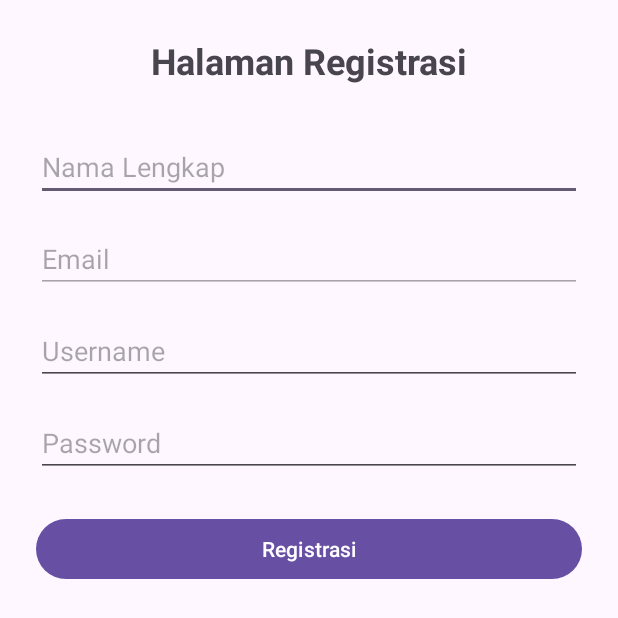
After one commit to ELVINAFADHILARAMADANI/ELV-Oreo, an Android app: the RegisterActivity screen opened directly, with no data from a screen before it, on a phone screen of 412 x 824 dp. The commit adds this screen. Shown: the top 618 px of the screen. Run offline under Robolectric (Android 15) with nearby library versions, the phone set to English and light mode, and no system bars.

Commit message:
Fix: Sync SharedPreferences keys, gmail domain validation, and input trimming

```diff
--- a/app/src/main/AndroidManifest.xml
+++ b/app/src/main/AndroidManifest.xml
@@ -46,6 +46,10 @@
             android:name=".ProfileActivity"
             android:exported="false"
             android:windowSoftInputMode="adjustResize" />
+        <activity
+            android:name=".RegisterActivity"
+            android:exported="false"
+            android:windowSoftInputMode="adjustResize" />
     </application>
 
 </manifest>
--- /dev/null
+++ b/app/src/main/java/com/example/elv_oreo/RegisterActivity.kt
@@ -0,0 +1,82 @@
+package com.example.elv_oreo
+
+import android.content.Context
+import android.os.Bundle
+import android.widget.Button
+import android.widget.EditText
+import androidx.appcompat.app.AppCompatActivity
+import com.google.android.material.dialog.MaterialAlertDialogBuilder
+
+class RegisterActivity : AppCompatActivity() {
+
+    override fun onCreate(savedInstanceState: Bundle?) {
+        super.onCreate(savedInstanceState)
+        setContentView(R.layout.activity_register)
+
+        val etNama = findViewById<EditText>(R.id.etNama)
+        val etEmail = findViewById<EditText>(R.id.etEmail)
+        val etUsername = findViewById<EditText>(R.id.etUsername)
+        val etPassword = findViewById<EditText>(R.id.etPassword)
+        val btnRegister = findViewById<Button>(R.id.btnRegister)
+
+        // 1. Tangkap email dari Intent LoginActivity
+        val emailFromGmail = intent.getStringExtra("EXTRA_EMAIL") ?: ""
+        etEmail.setText(emailFromGmail)
+
+        // 2. Kunci kolom email agar tidak bisa diubah (Sesuai Soal 2)
+        etEmail.isEnabled = false
+
+        // 3. Tombol Registrasi
+        btnRegister.setOnClickListener {
+            val nama = etNama.text.toString().trim()
+            val email = etEmail.text.toString().trim()
+            val username = etUsername.text.toString().trim()
+            val password = etPassword.text.toString().trim()
+
+            // Validasi Field Wajib Isi
+            if (nama.isEmpty() || email.isEmpty() || username.isEmpty() || password.isEmpty()) {
+                showDialog("Error Validasi", "Semua kolom inputan wajib diisi!")
+                return@setOnClickListener
+            }
+
+            // Validasi Username Tanpa Spasi
+            if (username.contains(" ")) {
+                showDialog("Error Validasi", "Username tidak boleh mengandung spasi!")
+                return@setOnClickListener
+            }
+
+            // Validasi Minimal Password 6 Karakter
+            if (password.length < 6) {
+                showDialog("Error Validasi", "Password minimal harus 6 karakter!")
+                return@setOnClickListener
+            }
+
+            // Simpan Data ke SharedPreferences
+            val sharedPref = getSharedPreferences("user_pref", Context.MODE_PRIVATE)
+            val editor = sharedPref.edit()
+            editor.putString("NAMA", nama)
+            editor.putString("EMAIL", email)
+            editor.putString("USERNAME", username)
+            editor.putString("PASSWORD", password)
+            editor.apply()
+
+            // Tampilkan Dialog Berhasil dan Kembali ke Login
+            MaterialAlertDialogBuilder(this)
+                .setTitle("Informasi")
+                .setMessage("Registrasi Berhasil")
+                .setPositiveButton("OK") { _, _ ->
+                    finish() // Kembali ke LoginActivity
+                }
+                .setCancelable(false)
+                .show()
+        }
+    }
+
+    private fun showDialog(title: String, message: String) {
+        MaterialAlertDialogBuilder(this)
+            .setTitle(title)
+            .setMessage(message)
+            .setPositiveButton("OK", null)
+            .show()
+    }
+}
--- a/app/src/main/res/layout/activity_profile.xml
+++ b/app/src/main/res/layout/activity_profile.xml
@@ -179,7 +179,7 @@
                 <TextView
                     android:layout_width="wrap_content"
                     android:layout_height="wrap_content"
-                    android:text="📸 Instagram : @elvina.fr"
+                    android:text="📸 Instagram : @elvnafdlr_"
                     android:textColor="#FFFFFF"
                     android:textSize="14sp"/>
             </LinearLayout>
--- /dev/null
+++ b/app/src/main/res/layout/activity_register.xml
@@ -0,0 +1,82 @@
+<?xml version="1.0" encoding="utf-8"?>
+<ScrollView xmlns:android="http://schemas.android.com/apk/res/android"
+    xmlns:app="http://schemas.android.com/apk/res-auto"
+    xmlns:tools="http://schemas.android.com/tools"
+    android:layout_width="match_parent"
+    android:layout_height="match_parent"
+    android:fillViewport="true"
+    tools:context=".RegisterActivity">
+
+    <androidx.constraintlayout.widget.ConstraintLayout
+        android:id="@+id/main"
+        android:layout_width="match_parent"
+        android:layout_height="wrap_content"
+        android:padding="24dp">
+
+        <TextView
+            android:id="@+id/tvTitle"
+            android:layout_width="wrap_content"
+            android:layout_height="wrap_content"
+            android:text="Halaman Registrasi"
+            android:textSize="24sp"
+            android:textStyle="bold"
+            app:layout_constraintEnd_toEndOf="parent"
+            app:layout_constraintStart_toStartOf="parent"
+            app:layout_constraintTop_toTopOf="parent" />
+
+        <EditText
+            android:id="@+id/etNama"
+            android:layout_width="0dp"
+            android:layout_height="wrap_content"
+            android:layout_marginTop="32dp"
+            android:hint="Nama Lengkap"
+            android:inputType="textPersonName"
+            app:layout_constraintEnd_toEndOf="parent"
+            app:layout_constraintStart_toStartOf="parent"
+            app:layout_constraintTop_toBottomOf="@id/tvTitle" />
+
+        <EditText
+            android:id="@+id/etEmail"
+            android:layout_width="0dp"
+            android:layout_height="wrap_content"
+            android:layout_marginTop="16dp"
+            android:hint="Email"
+            android:inputType="textEmailAddress"
+            app:layout_constraintEnd_toEndOf="parent"
+            app:layout_constraintStart_toStartOf="parent"
+            app:layout_constraintTop_toBottomOf="@id/etNama" />
+
+        <EditText
+            android:id="@+id/etUsername"
+            android:layout_width="0dp"
+            android:layout_height="wrap_content"
+            android:layout_marginTop="16dp"
+            android:hint="Username"
+            android:inputType="text"
+            app:layout_constraintEnd_toEndOf="parent"
+            app:layout_constraintStart_toStartOf="parent"
+            app:layout_constraintTop_toBottomOf="@id/etEmail" />
+
+        <EditText
+            android:id="@+id/etPassword"
+            android:layout_width="0dp"
+            android:layout_height="wrap_content"
+            android:layout_marginTop="16dp"
+            android:hint="Password"
+            android:inputType="textPassword"
+            app:layout_constraintEnd_toEndOf="parent"
+            app:layout_constraintStart_toStartOf="parent"
+            app:layout_constraintTop_toBottomOf="@id/etUsername" />
+
+        <Button
+            android:id="@+id/btnRegister"
+            android:layout_width="0dp"
+            android:layout_height="wrap_content"
+            android:layout_marginTop="24dp"
+            android:text="Registrasi"
+            app:layout_constraintEnd_toEndOf="parent"
+            app:layout_constraintStart_toStartOf="parent"
+            app:layout_constraintTop_toBottomOf="@id/etPassword" />
+
+    </androidx.constraintlayout.widget.ConstraintLayout>
+</ScrollView>
--- a/gradle/libs.versions.toml
+++ b/gradle/libs.versions.toml
@@ -1,5 +1,5 @@
 [versions]
-agp = "9.4.1"
+agp = "9.3.0"
 coreKtx = "1.10.1"
 junit = "4.13.2"
 junitVersion = "1.1.5"
```
Also changed, not shown: app/src/main/java/com/example/elv_oreo/LoginActivity.kt (+83 -4 lines), app/src/main/res/layout/activity_login.xml (+10 -0 lines).
